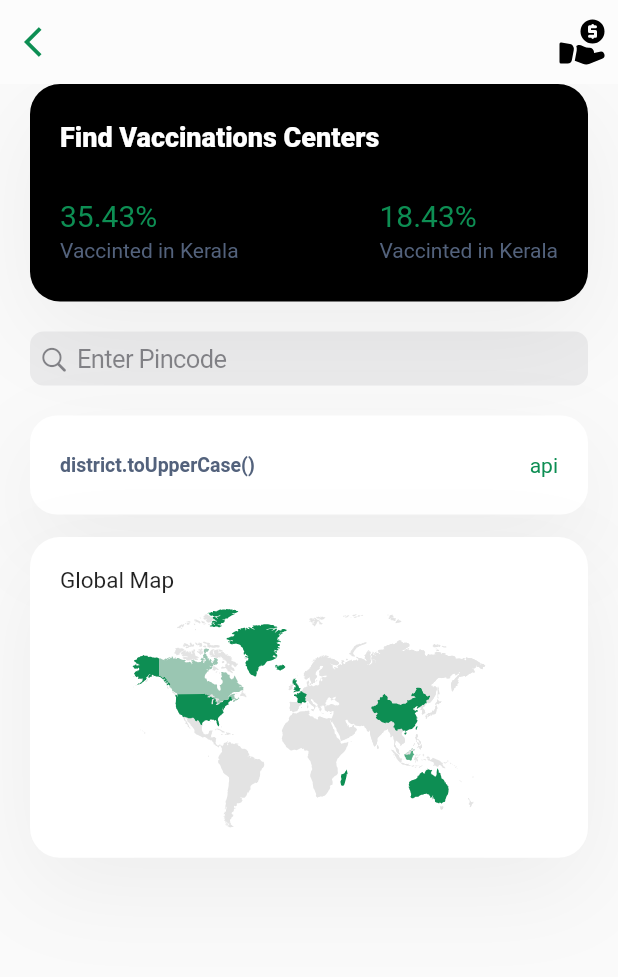
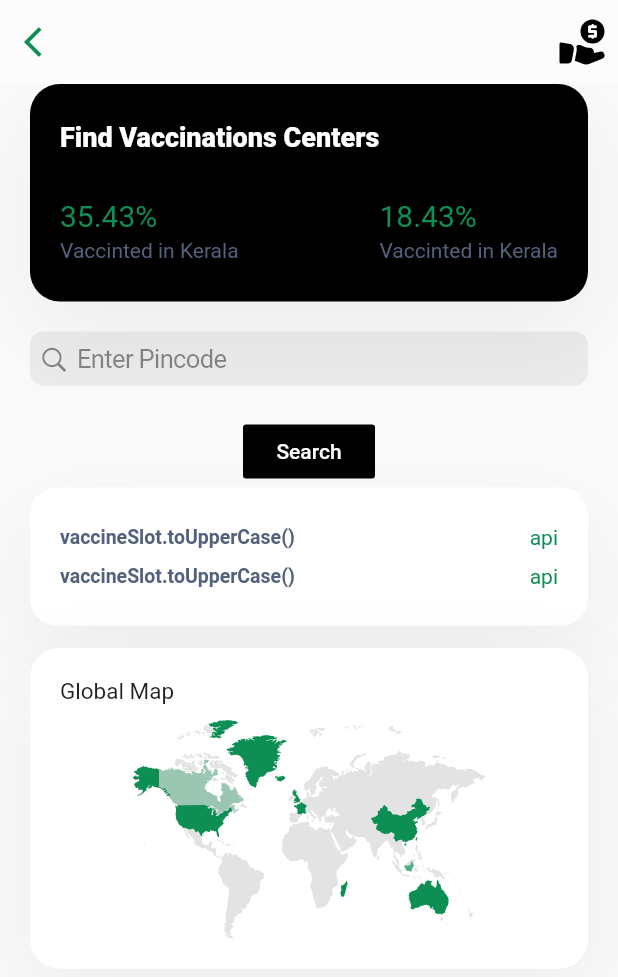
Before and after one commit to muhd-ameen/ktrack19, a Flutter app: the VaccineSlot screen opened directly, on a phone screen of 412 x 824 dp. Shown: the top 977 px of the screen. Run offline on Flutter 3.47's test engine with Material 2 defaults, Android fonts, the phone set to English and light mode, and no system bars; our stand-ins replace cloud_firestore, firebase_auth, firebase_core, firebase_messaging, fl_chart, flutter_svg and 2 more; missing offline and left inert: pin_entry_text_field; accounts and stored records are empty; network calls fail.

Commit message:
vaccine slot api integreted

```diff
--- a/lib/covid-updates/confirmed-cases.dart
+++ b/lib/covid-updates/confirmed-cases.dart
@@ -3,8 +3,7 @@ import 'package:http/http.dart' as http;
 import 'package:pandamus/constants.dart';
 import 'package:flutter/material.dart';
 import 'package:flutter_svg/svg.dart';
-import 'package:pandamus/Apis/District-wise.dart';
-import 'package:pandamus/Apis/Summary-api.dart';
+import 'package:pandamus/Apis/apis/District-wise.dart';
 
 class ConfirmedCases extends StatefulWidget {
   const ConfirmedCases({key}) : super(key: key);
--- a/lib/covid-updates/new-cases.dart
+++ b/lib/covid-updates/new-cases.dart
@@ -3,8 +3,7 @@ import 'package:http/http.dart' as http;
 import 'package:pandamus/constants.dart';
 import 'package:flutter/material.dart';
 import 'package:flutter_svg/svg.dart';
-import 'package:pandamus/Apis/District-wise.dart';
-import 'package:pandamus/Apis/Summary-api.dart';
+import 'package:pandamus/Apis/apis/District-wise.dart';
 
 class NewCases extends StatefulWidget {
   const NewCases({key}) : super(key: key);
--- a/lib/main.dart
+++ b/lib/main.dart
@@ -1,12 +1,8 @@
 import 'package:firebase_core/firebase_core.dart';
 import 'package:flutter/material.dart';
 import 'package:pandamus/initialPages/home.dart';
-import 'package:pandamus/screens/profile.dart';
 import 'package:pandamus/vaccine/vaccine_slot.dart';
-import 'covid-updates/Death-cases.dart';
 import 'covid-updates/confirmed-cases.dart';
-import 'covid-updates/new-cases.dart';
-import 'covid-updates/recovered-cases.dart';
 import 'initialPages/otp_screen.dart';
 
 Future<void> main() async {
@@ -14,8 +10,14 @@ Future<void> main() async {
   await Firebase.initializeApp();
   runApp(MyApp());
 }
+class MyApp extends StatefulWidget {
+  const MyApp({key}) : super(key: key);
 
-class MyApp extends StatelessWidget {
+  @override
+  _MyAppState createState() => _MyAppState();
+}
+
+class _MyAppState extends State<MyApp> {
   @override
   Widget build(BuildContext context) {
     return MaterialApp(
@@ -23,7 +25,7 @@ class MyApp extends StatelessWidget {
       theme: ThemeData(
         primarySwatch: Colors.teal,
       ),
-      home: VaccineSlot(),
+      home: ConfirmedCases(),
       routes: <String, WidgetBuilder>{
         '/otpScreen': (BuildContext ctx) => OtpScreen(),
         '/homeScreen': (BuildContext ctx) => HomeScreen(),
@@ -31,3 +33,20 @@ class MyApp extends StatelessWidget {
     );
   }
 }
+
+// class MyApp extends StatelessWidget {
+//   @override
+//   Widget build(BuildContext context) {
+//     return MaterialApp(
+//       debugShowCheckedModeBanner: false,
+//       theme: ThemeData(
+//         primarySwatch: Colors.teal,
+//       ),
+//       home: HomeScreen(),
+//       routes: <String, WidgetBuilder>{
+//         '/otpScreen': (BuildContext ctx) => OtpScreen(),
+//         '/homeScreen': (BuildContext ctx) => HomeScreen(),
+//       },
+//     );
+//   }
+// }
--- a/lib/vaccine/get_vaccinated.dart
+++ b/lib/vaccine/get_vaccinated.dart
@@ -2,7 +2,7 @@ import 'dart:convert';
 
 import 'package:flutter/cupertino.dart';
 import 'package:flutter/material.dart';
-import 'package:pandamus/Apis/Vaccine-Data.dart';
+import 'package:pandamus/Apis/apis/Vaccine-Data.dart';
 import 'package:pandamus/initialPages/home.dart';
 import 'package:pandamus/screens/payment.dart';
 import 'package:pandamus/screens/widgets/my_webview.dart';
--- a/lib/vaccine/vaccine_registration.dart
+++ b/lib/vaccine/vaccine_registration.dart
@@ -15,7 +15,6 @@ class _VaccineRegisterState extends State<VaccineRegister> {
   TextEditingController pincodeField = new TextEditingController();
   TextEditingController aadhaarField = new TextEditingController();
   TextEditingController ageField = new TextEditingController();
-
   String name;
   String _email;
   String _phoneNumber;
--- a/lib/vaccine/vaccine_slot.dart
+++ b/lib/vaccine/vaccine_slot.dart
@@ -1,8 +1,10 @@
 import 'package:flutter/cupertino.dart';
+import 'package:pandamus/Apis/apis/find-slot.dart';
 import 'package:pandamus/constants.dart';
 import 'package:flutter/material.dart';
 import 'package:flutter_svg/svg.dart';
-
+import 'dart:convert';
+import 'package:http/http.dart' as http;
 
 class VaccineSlot extends StatefulWidget {
   const VaccineSlot({key}) : super(key: key);
@@ -12,7 +14,34 @@ class VaccineSlot extends StatefulWidget {
 }
 
 class _VaccineSlotState extends State<VaccineSlot> {
+  TextEditingController searchField = new TextEditingController();
+  var Pincode = 678006;
+  FindVaccineCenter findVaccineCenter = FindVaccineCenter();
+  Future<List<VaccineSlot>> getVaccineSlot() async {
+    var baseUrl =
+        'https://cdn-api.co-vin.in/api/v2/appointment/sessions/public';
+    var vaccineSlotUrl =
+        '$baseUrl/findByPin?pincode=${searchField.text}&date=24-06-2021';
+    var vaccineSlotResponse = await http.get(vaccineSlotUrl);
+    var responseJson = json.decode(vaccineSlotResponse.body);
+    findVaccineCenter = FindVaccineCenter.fromJson(responseJson);
+    print(vaccineSlotResponse.body);
+    print(findVaccineCenter.sessions[1].name);
+    if (vaccineSlotResponse.statusCode != 200) {
+      print('Something went wrong \n '
+          'Status: ${vaccineSlotResponse.statusCode}');
+    } else {
+      print('Status:Success\n'
+          'statusCode: ${vaccineSlotResponse.statusCode}');
+    }
+  //   print('data: ${findVaccineCenter.sessions.last.name}');
+  }
 
+  @override
+  void initState() {
+    super.initState();
+    getVaccineSlot();
+  }
 
   Widget dataBox() {
     return Padding(
@@ -30,11 +59,13 @@ class _VaccineSlotState extends State<VaccineSlot> {
             ),
           ],
         ),
-        child: Row(
+        child: Column(
+          children: [
+            Row(
               mainAxisAlignment: MainAxisAlignment.spaceBetween,
               children: <Widget>[
                 Text(
-              'district.toUpperCase()',
+                  'vaccineSlot.toUpperCase()',
                   style: TextStyle(
                     color: kTextMediumColor,
                     fontWeight: FontWeight.w600,
@@ -47,9 +78,32 @@ class _VaccineSlotState extends State<VaccineSlot> {
                 ),
               ],
             ),
+            SizedBox(
+              height: 10,
+            ),
+            Row(
+              mainAxisAlignment: MainAxisAlignment.spaceBetween,
+              children: <Widget>[
+                Text(
+                  'vaccineSlot.toUpperCase()',
+                  style: TextStyle(
+                    color: kTextMediumColor,
+                    fontWeight: FontWeight.w600,
+                    fontSize: 13,
+                  ),
+                ),
+                Text(
+                  'api',
+                  style: TextStyle(color: kPrimaryColor),
+                ),
+              ],
+            ),
+          ],
+        ),
       ),
     );
   }
+
   @override
   Widget build(BuildContext context) {
     return Scaffold(
@@ -89,7 +143,6 @@ class _VaccineSlotState extends State<VaccineSlot> {
                     Row(
                       mainAxisAlignment: MainAxisAlignment.spaceBetween,
                       children: <Widget>[
-
                         buildInfoTextWithPercentage(
                           percentage: "35.43",
                           title: "Vaccinted in Kerala",
@@ -104,10 +157,25 @@ class _VaccineSlotState extends State<VaccineSlot> {
                 ),
               ),
               SizedBox(height: 20),
-              CupertinoSearchTextField(placeholder: 'Enter Pincode'),
+              CupertinoSearchTextField(
+                placeholder: 'Enter Pincode',
+                controller: searchField,
+              ),
               SizedBox(height: 20),
+              // ignore: deprecated_member_use
+              FlatButton(
+                color: Colors.black,
+                onPressed: () {
+                  getVaccineSlot();
+                },
+                child: Text(
+                  'Search',
+                  style: TextStyle(color: Colors.white),
+                ),
+              ),
+              // Widget dataBox(String centerName,String district,String vaccine,String availableDose1,String availableDose2) {
+
               dataBox(),
-
 
               Container(
                 padding: EdgeInsets.all(20),
@@ -148,7 +216,6 @@ class _VaccineSlotState extends State<VaccineSlot> {
     );
   }
 }
-
 
 RichText buildInfoTextWithPercentage({String title, String percentage}) {
   return RichText(
```
Also changed, not shown: lib/initialPages/home.dart (+33 -13 lines), lib/Apis/apis/District-wise.dart (renamed from lib/Apis/District-wise.dart). Lines whose indentation alone changed are shown as unchanged.
